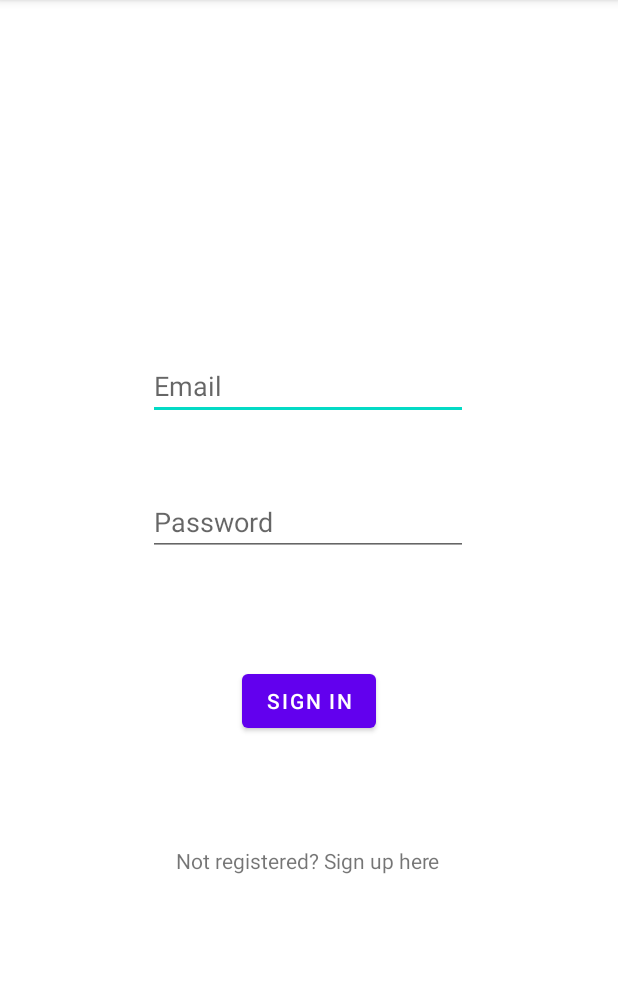
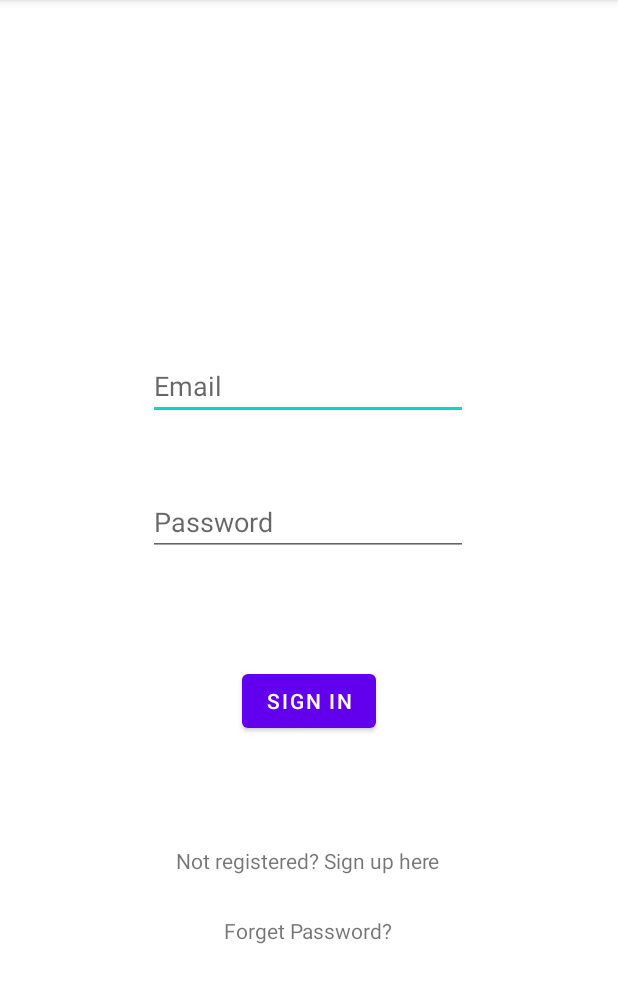
Before and after one commit to danoshi/fh-campus-WannaDo, an Android app: the LoginActivity screen opened directly, with no data from a screen before it, on a phone screen of 412 x 824 dp, the part 84-1087 px from its top. Run offline under Robolectric (Android 15) with nearby library versions, the phone set to English and light mode, and no system bars; our stand-ins replace Firebase (no records; nobody signed in at launch, a user with empty details on screens opened directly).

Commit message:
verification email and password reset

```diff
--- a/app/src/main/res/layout/activity_login.xml
+++ b/app/src/main/res/layout/activity_login.xml
@@ -54,4 +54,16 @@
         app:layout_constraintEnd_toEndOf="parent"
         app:layout_constraintStart_toStartOf="parent"
         app:layout_constraintTop_toBottomOf="@+id/editTextTextPassword" />
+
+    <TextView
+        android:id="@+id/textViewForgetPassword"
+        android:layout_width="wrap_content"
+        android:layout_height="wrap_content"
+        android:text="Forget Password?"
+        app:layout_constraintBottom_toBottomOf="parent"
+        app:layout_constraintEnd_toEndOf="parent"
+        app:layout_constraintHorizontal_bias="0.498"
+        app:layout_constraintStart_toStartOf="parent"
+        app:layout_constraintTop_toBottomOf="@+id/textViewSignUp"
+        app:layout_constraintVertical_bias="0.167" />
 </androidx.constraintlayout.widget.ConstraintLayout>
```
Also changed, not shown: app/src/main/java/fh/campus/wannado/LoginActivity.java (+48 -1 lines), app/src/main/java/fh/campus/wannado/MainActivity.java (+15 -0 lines), app/src/main/java/fh/campus/wannado/ProfileFragment.java (+34 -0 lines), app/src/main/res/layout/fragment_profile.xml (+21 -0 lines).
